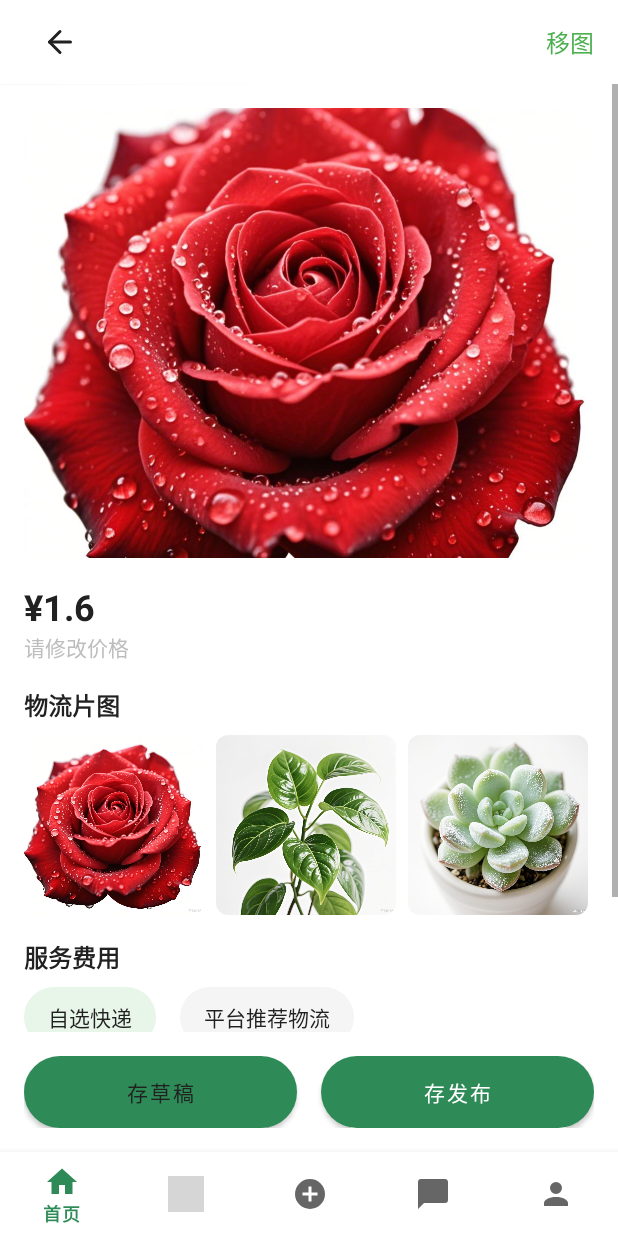
After one commit to jiashi-feng/GreenDrading, an Android app: the QuickSellFragment screen opened through its navigation route, on a phone screen of 412 x 824 dp. The commit adds this screen. Run offline under Robolectric (Android 15) with nearby library versions, the phone set to English and light mode, and no system bars; our stand-ins replace navigation-ui; grey boxes are pictures that could not be loaded.

Commit message:
Tree-PersonSell

```diff
--- a/app/src/main/AndroidManifest.xml
+++ b/app/src/main/AndroidManifest.xml
@@ -21,9 +21,6 @@
             </intent-filter>
         </activity>
         <activity
-            android:name="com.greendrading.app.QuickSellActivity"
-            android:exported="false" />
-        <activity
             android:name="com.greendrading.app.NormalSellActivity"
             android:exported="false" />
         <activity
--- a/app/src/main/java/com/greendrading/app/QuickSellActivity.kt
+++ /dev/null
@@ -1,11 +0,0 @@
-package com.greendrading.app
-
-import android.os.Bundle
-import androidx.appcompat.app.AppCompatActivity
-
-class QuickSellActivity : AppCompatActivity() {
-    override fun onCreate(savedInstanceState: Bundle?) {
-        super.onCreate(savedInstanceState)
-        setContentView(R.layout.activity_quick_sell)
-    }
-}
--- /dev/null
+++ b/app/src/main/java/com/greendrading/app/ui/publish/LogisticsImageAdapter.kt
@@ -0,0 +1,33 @@
+package com.greendrading.app.ui.publish
+
+import android.view.LayoutInflater
+import android.view.View
+import android.view.ViewGroup
+import android.widget.ImageView
+import androidx.recyclerview.widget.RecyclerView
+import com.greendrading.app.R
+
+class LogisticsImageAdapter(
+    private val images: List<Int>,
+    private val onImageClick: (Int) -> Unit
+) : RecyclerView.Adapter<LogisticsImageAdapter.ViewHolder>() {
+
+    class ViewHolder(view: View) : RecyclerView.ViewHolder(view) {
+        val imageView: ImageView = view.findViewById(R.id.logistics_image)
+    }
+
+    override fun onCreateViewHolder(parent: ViewGroup, viewType: Int): ViewHolder {
+        val view = LayoutInflater.from(parent.context)
+            .inflate(R.layout.item_logistics_image, parent, false)
+        return ViewHolder(view)
+    }
+
+    override fun onBindViewHolder(holder: ViewHolder, position: Int) {
+        holder.imageView.setImageResource(images[position])
+        holder.imageView.setOnClickListener {
+            onImageClick(position)
+        }
+    }
+
+    override fun getItemCount() = images.size
+}
--- a/app/src/main/java/com/greendrading/app/ui/publish/PublishFragment.kt
+++ b/app/src/main/java/com/greendrading/app/ui/publish/PublishFragment.kt
@@ -9,7 +9,6 @@ import androidx.fragment.app.Fragment
 import androidx.navigation.fragment.findNavController
 import com.greendrading.app.ConsignmentActivity
 import com.greendrading.app.NormalSellActivity
-import com.greendrading.app.QuickSellActivity
 import com.greendrading.app.R
 import com.greendrading.app.databinding.FragmentPublishBinding
 
@@ -34,7 +33,7 @@ class PublishFragment : Fragment() {
         }
 
         binding.cardQuickSell.setOnClickListener {
-            startActivity(Intent(requireContext(), QuickSellActivity::class.java))
+            findNavController().navigate(R.id.action_publishFragment_to_quickSellFragment)
         }
 
         binding.cardNormalSell.setOnClickListener {
--- /dev/null
+++ b/app/src/main/java/com/greendrading/app/ui/publish/QuickSellFragment.kt
@@ -0,0 +1,97 @@
+package com.greendrading.app.ui.publish
+
+import android.os.Bundle
+import android.view.LayoutInflater
+import android.view.View
+import android.view.ViewGroup
+import android.widget.Button
+import android.widget.ImageButton
+import android.widget.ImageView
+import android.widget.RadioButton
+import android.widget.TextView
+import android.widget.Toast
+import androidx.fragment.app.Fragment
+import androidx.navigation.fragment.findNavController
+import androidx.recyclerview.widget.LinearLayoutManager
+import androidx.recyclerview.widget.RecyclerView
+import com.greendrading.app.R
+
+class QuickSellFragment : Fragment() {
+
+    private lateinit var mainImage: ImageView
+    private lateinit var btnBack: ImageButton
+    private lateinit var btnMoveImage: TextView
+    private lateinit var logisticsImagesRecyclerView: RecyclerView
+    private lateinit var rbSelfDelivery: RadioButton
+    private lateinit var rbPlatformDelivery: RadioButton
+    private lateinit var btnSaveDraft: Button
+    private lateinit var btnPublish: Button
+
+    private val logisticsImages = listOf(
+        R.drawable.ic_share_1,
+        R.drawable.ic_share_2,
+        R.drawable.ic_share_3,
+        R.drawable.ic_share_4
+    )
+
+    override fun onCreateView(
+        inflater: LayoutInflater,
+        container: ViewGroup?,
+        savedInstanceState: Bundle?
+    ): View? {
+        return inflater.inflate(R.layout.fragment_quick_sell, container, false)
+    }
+
+    override fun onViewCreated(view: View, savedInstanceState: Bundle?) {
+        super.onViewCreated(view, savedInstanceState)
+
+        initViews(view)
+        setupListeners()
+        setupLogisticsImages()
+
+        // 设置主图
+        mainImage.setImageResource(R.drawable.ic_share_1)
+    }
+
+    private fun initViews(view: View) {
+        mainImage = view.findViewById(R.id.main_image)
+        btnBack = view.findViewById(R.id.btn_back)
+        btnMoveImage = view.findViewById(R.id.btn_move_image)
+        logisticsImagesRecyclerView = view.findViewById(R.id.logistics_images)
+        rbSelfDelivery = view.findViewById(R.id.rb_self_delivery)
+        rbPlatformDelivery = view.findViewById(R.id.rb_platform_delivery)
+        btnSaveDraft = view.findViewById(R.id.btn_save_draft)
+        btnPublish = view.findViewById(R.id.btn_publish)
+    }
+
+    private fun setupListeners() {
+        btnBack.setOnClickListener {
+            findNavController().navigateUp()
+        }
+
+        btnMoveImage.setOnClickListener {
+            Toast.makeText(requireContext(), "移图功能开发中", Toast.LENGTH_SHORT).show()
+        }
+
+        btnSaveDraft.setOnClickListener {
+            Toast.makeText(requireContext(), "存草稿功能开发中", Toast.LENGTH_SHORT).show()
+        }
+
+        btnPublish.setOnClickListener {
+            Toast.makeText(requireContext(), "发布功能开发中", Toast.LENGTH_SHORT).show()
+        }
+    }
+
+    private fun setupLogisticsImages() {
+        logisticsImagesRecyclerView.layoutManager = LinearLayoutManager(
+            requireContext(),
+            LinearLayoutManager.HORIZONTAL,
+            false
+        )
+
+        val adapter = LogisticsImageAdapter(logisticsImages) { position ->
+            Toast.makeText(requireContext(), "点击了第${position + 1}张物流图", Toast.LENGTH_SHORT).show()
+        }
+        logisticsImagesRecyclerView.adapter = adapter
+    }
+}
--- /dev/null
+++ b/app/src/main/res/drawable/button_outline_background.xml
@@ -0,0 +1,9 @@
+<?xml version="1.0" encoding="utf-8"?>
+<shape xmlns:android="http://schemas.android.com/apk/res/android"
+    android:shape="rectangle">
+    <corners android:radius="24dp" />
+    <stroke
+        android:width="1dp"
+        android:color="@color/text_primary" />
+    <solid android:color="@color/white" />
+</shape>
--- /dev/null
+++ b/app/src/main/res/drawable/button_primary_background.xml
@@ -0,0 +1,6 @@
+<?xml version="1.0" encoding="utf-8"?>
+<shape xmlns:android="http://schemas.android.com/apk/res/android"
+    android:shape="rectangle">
+    <corners android:radius="24dp" />
+    <solid android:color="@color/primary_green" />
+</shape>
--- a/app/src/main/res/drawable/ic_back.xml
+++ b/app/src/main/res/drawable/ic_back.xml
@@ -5,6 +5,17 @@
     android:viewportWidth="24"
     android:viewportHeight="24">
     <path
-        android:fillColor="#000000"
-        android:pathData="M20,11H7.83l5.59,-5.59L12,4l-8,8 8,8 1.41,-1.41L7.83,13H20v-2z"/>
+        android:fillColor="#00000000"
+        android:pathData="M19,12H5"
+        android:strokeWidth="2"
+        android:strokeColor="#000000"
+        android:strokeLineCap="round"
+        android:strokeLineJoin="round" />
+    <path
+        android:fillColor="#00000000"
+        android:pathData="M12,19L5,12L12,5"
+        android:strokeWidth="2"
+        android:strokeColor="#000000"
+        android:strokeLineCap="round"
+        android:strokeLineJoin="round" />
 </vector>
--- /dev/null
+++ b/app/src/main/res/drawable/radio_button_background.xml
@@ -0,0 +1,15 @@
+<?xml version="1.0" encoding="utf-8"?>
+<selector xmlns:android="http://schemas.android.com/apk/res/android">
+    <item android:state_checked="true">
+        <shape android:shape="rectangle">
+            <solid android:color="@color/primary_green_light" />
+            <corners android:radius="20dp" />
+        </shape>
+    </item>
+    <item>
+        <shape android:shape="rectangle">
+            <solid android:color="@color/gray_light" />
+            <corners android:radius="20dp" />
+        </shape>
+    </item>
+</selector>
--- a/app/src/main/res/layout/activity_quick_sell.xml
+++ /dev/null
@@ -1,17 +0,0 @@
-<?xml version="1.0" encoding="utf-8"?>
-<androidx.constraintlayout.widget.ConstraintLayout xmlns:android="http://schemas.android.com/apk/res/android"
-    xmlns:app="http://schemas.android.com/apk/res-auto"
-    android:layout_width="match_parent"
-    android:layout_height="match_parent">
-
-    <TextView
-        android:layout_width="wrap_content"
-        android:layout_height="wrap_content"
-        android:text="快速出售"
-        android:textSize="24sp"
-        app:layout_constraintBottom_toBottomOf="parent"
-        app:layout_constraintEnd_toEndOf="parent"
-        app:layout_constraintStart_toStartOf="parent"
-        app:layout_constraintTop_toTopOf="parent" />
-
-</androidx.constraintlayout.widget.ConstraintLayout>
--- /dev/null
+++ b/app/src/main/res/layout/fragment_quick_sell.xml
@@ -0,0 +1,201 @@
+<?xml version="1.0" encoding="utf-8"?>
+<LinearLayout xmlns:android="http://schemas.android.com/apk/res/android"
+    xmlns:app="http://schemas.android.com/apk/res-auto"
+    android:layout_width="match_parent"
+    android:layout_height="match_parent"
+    android:orientation="vertical"
+    android:background="@color/white">
+
+    <!-- 顶部标题栏 -->
+    <androidx.appcompat.widget.Toolbar
+        android:id="@+id/toolbar"
+        android:layout_width="match_parent"
+        android:layout_height="?attr/actionBarSize"
+        android:background="@color/white"
+        android:elevation="0.5dp">
+
+        <RelativeLayout
+            android:layout_width="match_parent"
+            android:layout_height="match_parent">
+
+            <!-- 返回按钮 -->
+            <ImageButton
+                android:id="@+id/btn_back"
+                android:layout_width="48dp"
+                android:layout_height="48dp"
+                android:layout_centerVertical="true"
+                android:background="?attr/selectableItemBackgroundBorderless"
+                android:src="@drawable/ic_back"
+                android:contentDescription="返回"
+                app:tint="@color/text_primary" />
+
+            <!-- 移图按钮 -->
+            <TextView
+                android:id="@+id/btn_move_image"
+                android:layout_width="wrap_content"
+                android:layout_height="wrap_content"
+                android:layout_alignParentEnd="true"
+                android:layout_centerVertical="true"
+                android:layout_marginEnd="16dp"
+                android:text="移图"
+                android:textColor="@color/primary_green"
+                android:textSize="16sp" />
+        </RelativeLayout>
+    </androidx.appcompat.widget.Toolbar>
+
+    <!-- 内容区域 -->
+    <ScrollView
+        android:layout_width="match_parent"
+        android:layout_height="0dp"
+        android:layout_weight="1">
+
+        <LinearLayout
+            android:layout_width="match_parent"
+            android:layout_height="wrap_content"
+            android:orientation="vertical"
+            android:padding="16dp">
+
+            <!-- 主图区域 -->
+            <androidx.cardview.widget.CardView
+                android:layout_width="match_parent"
+                android:layout_height="wrap_content"
+                android:layout_marginBottom="16dp"
+                app:cardCornerRadius="8dp"
+                app:cardElevation="0dp">
+
+                <ImageView
+                    android:id="@+id/main_image"
+                    android:layout_width="match_parent"
+                    android:layout_height="300dp"
+                    android:scaleType="centerCrop"
+                    android:src="@drawable/ic_share_1" />
+            </androidx.cardview.widget.CardView>
+
+            <!-- 价格输入区域 -->
+            <LinearLayout
+                android:layout_width="match_parent"
+                android:layout_height="wrap_content"
+                android:orientation="vertical"
+                android:layout_marginBottom="16dp">
+
+                <TextView
+                    android:layout_width="wrap_content"
+                    android:layout_height="wrap_content"
+                    android:text="¥1.6"
+                    android:textColor="@color/text_primary"
+                    android:textSize="24sp"
+                    android:textStyle="bold" />
+
+                <TextView
+                    android:layout_width="wrap_content"
+                    android:layout_height="wrap_content"
+                    android:text="请修改价格"
+                    android:textColor="@color/text_hint"
+                    android:textSize="14sp" />
+            </LinearLayout>
+
+            <!-- 物流片图区域 -->
+            <TextView
+                android:layout_width="wrap_content"
+                android:layout_height="wrap_content"
+                android:text="物流片图"
+                android:textColor="@color/text_primary"
+                android:textSize="16sp"
+                android:textStyle="bold"
+                android:layout_marginBottom="8dp" />
+
+            <androidx.recyclerview.widget.RecyclerView
+                android:id="@+id/logistics_images"
+                android:layout_width="match_parent"
+                android:layout_height="wrap_content"
+                android:orientation="horizontal"
+                android:layout_marginBottom="16dp" />
+
+            <!-- 服务费用区域 -->
+            <TextView
+                android:layout_width="wrap_content"
+                android:layout_height="wrap_content"
+                android:text="服务费用"
+                android:textColor="@color/text_primary"
+                android:textSize="16sp"
+                android:textStyle="bold"
+                android:layout_marginBottom="8dp" />
+
+            <RadioGroup
+                android:layout_width="match_parent"
+                android:layout_height="wrap_content"
+                android:orientation="horizontal"
+                android:layout_marginBottom="16dp">
+
+                <RadioButton
+                    android:id="@+id/rb_self_delivery"
+                    android:layout_width="wrap_content"
+                    android:layout_height="40dp"
+                    android:background="@drawable/radio_button_background"
+                    android:button="@null"
+                    android:checked="true"
+                    android:paddingStart="16dp"
+                    android:paddingEnd="16dp"
+                    android:text="自选快递"
+                    android:textColor="@color/radio_button_text"
+                    android:layout_marginEnd="16dp" />
+
+                <RadioButton
+                    android:id="@+id/rb_platform_delivery"
+                    android:layout_width="wrap_content"
+                    android:layout_height="40dp"
+                    android:background="@drawable/radio_button_background"
+                    android:button="@null"
+                    android:paddingStart="16dp"
+                    android:paddingEnd="16dp"
+                    android:text="平台推荐物流"
+                    android:textColor="@color/radio_button_text" />
+            </RadioGroup>
+
+            <!-- 服务费说明 -->
+            <TextView
+                android:layout_width="wrap_content"
+                android:layout_height="wrap_content"
+                android:text="成交后收取 3% 服务费"
+                android:textColor="@color/text_secondary"
+                android:textSize="14sp"
+                android:layout_marginBottom="4dp" />
+
+            <TextView
+                android:layout_width="wrap_content"
+                android:layout_height="wrap_content"
+                android:text="后会介入平台物流服务"
+                android:textColor="@color/text_secondary"
+                android:textSize="14sp"
+                android:layout_marginBottom="16dp" />
+        </LinearLayout>
+    </ScrollView>
+
+    <!-- 底部按钮区域 -->
+    <LinearLayout
+        android:layout_width="match_parent"
+        android:layout_height="wrap_content"
+        android:orientation="horizontal"
+        android:padding="16dp">
+
+        <Button
+            android:id="@+id/btn_save_draft"
+            android:layout_width="0dp"
+            android:layout_height="48dp"
+            android:layout_weight="1"
+            android:layout_marginEnd="8dp"
+            android:background="@drawable/button_outline_background"
+            android:text="存草稿"
+            android:textColor="@color/text_primary" />
+
+        <Button
+            android:id="@+id/btn_publish"
+            android:layout_width="0dp"
+            android:layout_height="48dp"
+            android:layout_weight="1"
+            android:layout_marginStart="8dp"
+            android:background="@drawable/button_primary_background"
+            android:text="存发布"
+            android:textColor="@color/white" />
+    </LinearLayout>
+</LinearLayout>
--- /dev/null
+++ b/app/src/main/res/layout/item_logistics_image.xml
@@ -0,0 +1,16 @@
+<?xml version="1.0" encoding="utf-8"?>
+<androidx.cardview.widget.CardView xmlns:android="http://schemas.android.com/apk/res/android"
+    xmlns:app="http://schemas.android.com/apk/res-auto"
+    android:layout_width="120dp"
+    android:layout_height="120dp"
+    android:layout_marginEnd="8dp"
+    app:cardCornerRadius="8dp"
+    app:cardElevation="0dp">
+
+    <ImageView
+        android:id="@+id/logistics_image"
+        android:layout_width="match_parent"
+        android:layout_height="match_parent"
+        android:scaleType="centerCrop" />
+
+</androidx.cardview.widget.CardView>
--- a/app/src/main/res/navigation/nav_main.xml
+++ b/app/src/main/res/navigation/nav_main.xml
@@ -21,6 +21,9 @@
         <action
             android:id="@+id/action_publishFragment_to_shareGoodFindsFragment"
             app:destination="@id/shareGoodFindsFragment" />
+        <action
+            android:id="@+id/action_publishFragment_to_quickSellFragment"
+            app:destination="@id/quickSellFragment" />
     </fragment>
 
     <fragment
@@ -38,4 +41,9 @@
         android:name="com.greendrading.app.ui.publish.ShareGoodFindsFragment"
         android:label="晒好物" />
 
+    <fragment
+        android:id="@+id/quickSellFragment"
+        android:name="com.greendrading.app.ui.publish.QuickSellFragment"
+        android:label="拍图自己卖" />
+
 </navigation>
--- a/app/src/main/res/values/colors.xml
+++ b/app/src/main/res/values/colors.xml
@@ -33,7 +33,13 @@
 
     <color name="text_white">#FFFFFF</color>
 
-    <color name="primary_green">#2E8B57</color>
+    <color name="primary_green">#4CAF50</color>
+    <color name="primary_green_light">#E8F5E9</color>
     <color name="gray">#757575</color>
     <color name="light_gray">#F5F5F5</color>
+
+    <color name="text_hint">#BDBDBD</color>
+    <color name="gray_light">#F5F5F5</color>
+
+    <color name="radio_button_text">@color/text_primary</color>
 </resources>
```
Also changed, not shown: app/src/main/res/drawable/ic_share_1.png (added), app/src/main/res/drawable/ic_share_2.png (added), app/src/main/res/drawable/ic_share_3.png (added), app/src/main/res/drawable/ic_share_4.png (added).
